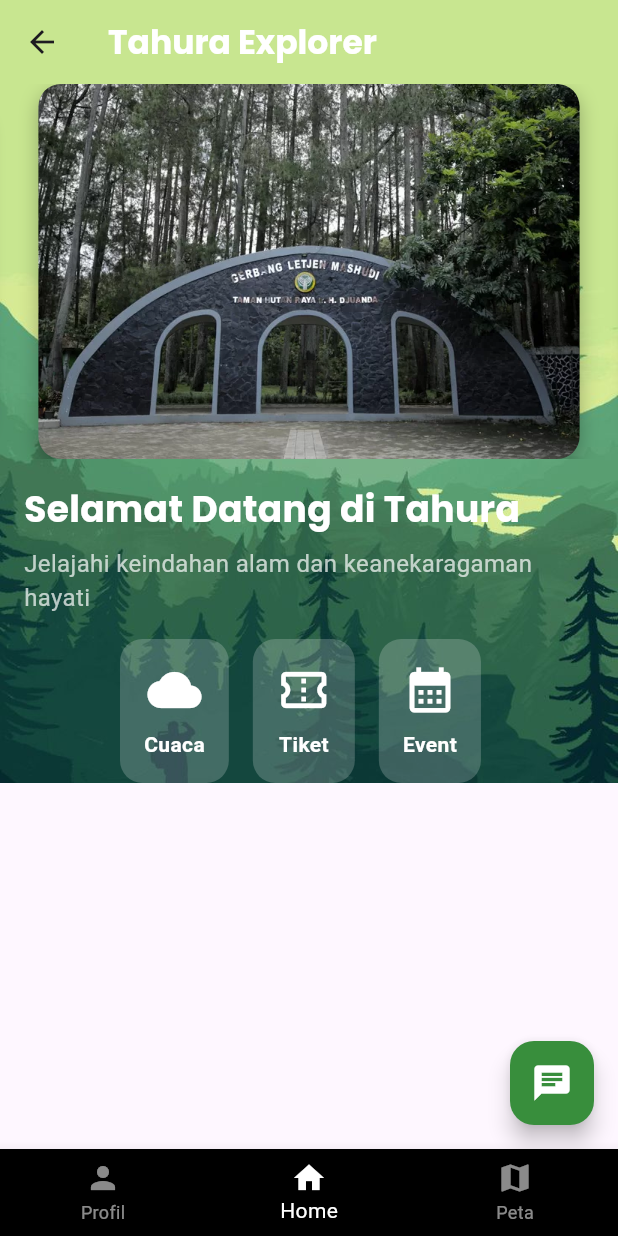
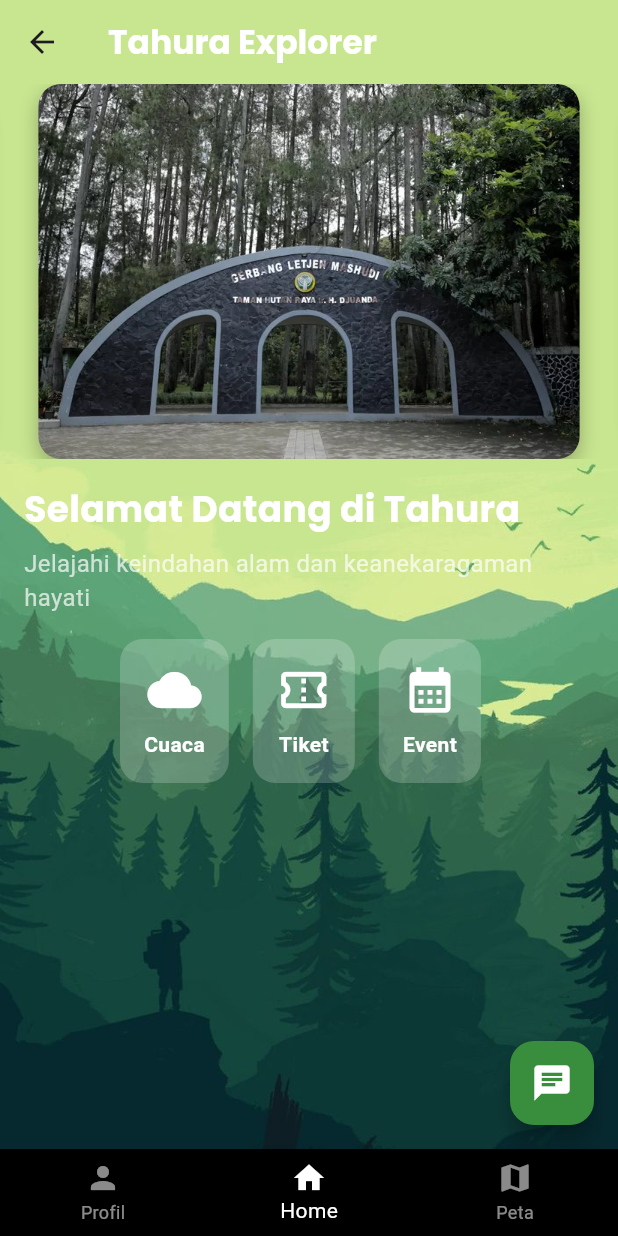
Before and after one commit to DoTzRaBz/myapp, a Flutter app: the HomeScreen screen opened directly with empty values, on a phone screen of 412 x 824 dp. Run offline on Flutter 3.47's test engine with Material 3 defaults, Android fonts, the phone set to English and light mode, and no system bars; drawn by our look-alikes of carousel_slider; our stand-ins replace animated_text_kit, flutter_map, google_fonts, google_generative_ai, image_picker, latlong2 and 5 more; accounts and stored records are empty.

Commit message:
Initial commit

```diff
--- a/lib/home_screen.dart
+++ b/lib/home_screen.dart
@@ -47,6 +47,8 @@ class _HomeScreenState extends State<HomeScreen> {
         ),
       ),
       body: Container(
+        width: double.infinity, // Tambahkan ini
+        height: double.infinity,
         decoration: BoxDecoration(
           image: DecorationImage(
             image: AssetImage('lib/assets/screen.png'),
```
